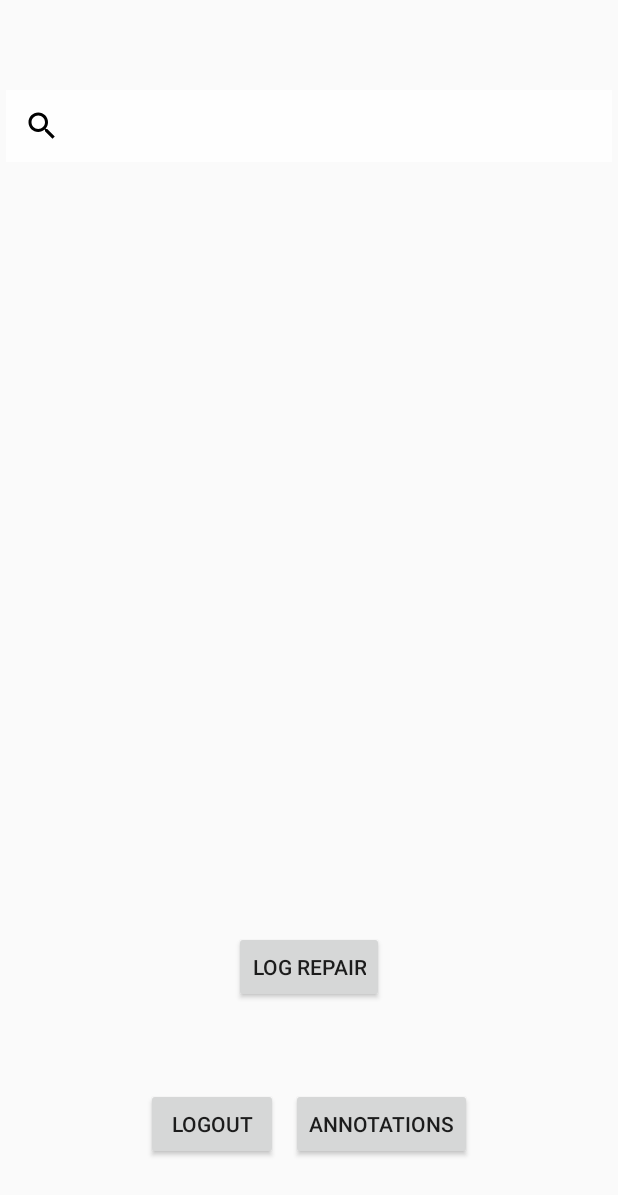
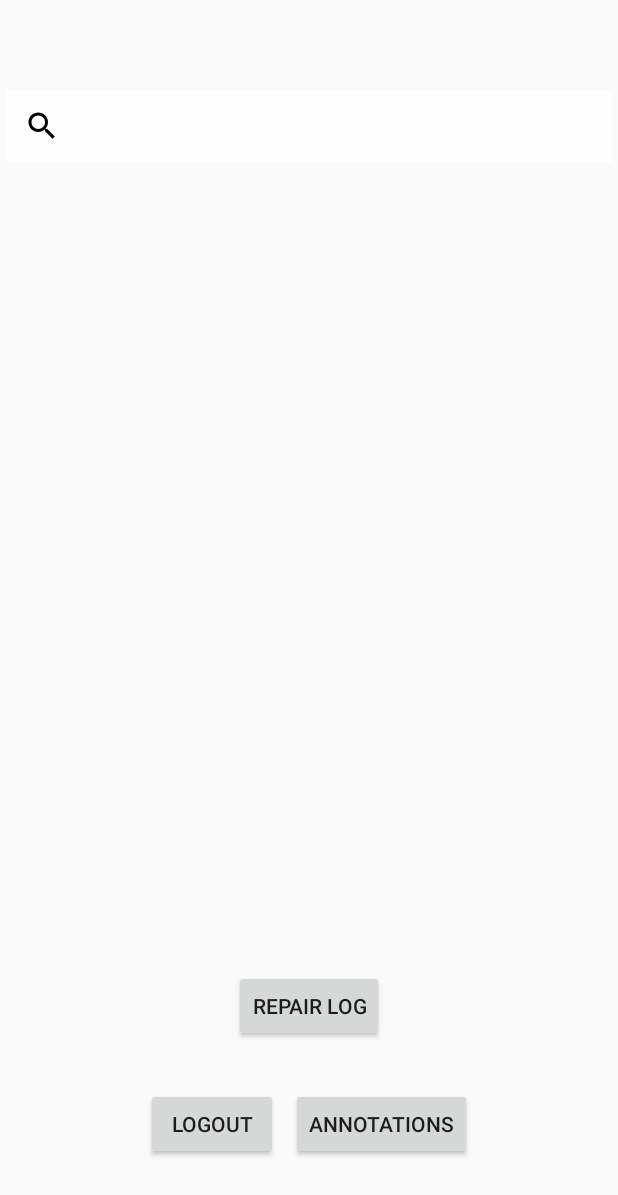
Before and after one commit to Josie19/CoyoteQuest, an Android app: the layout logout.xml on its own in the app's theme, with its tools: preview values and no code run, on a phone screen of 412 x 824 dp. Shown: the top 1195 px of the screen. Run offline under Robolectric (Android 15) with nearby library versions, the phone set to English and light mode, and no system bars.

Commit message:
final project

```diff
--- a/app/build.gradle
+++ b/app/build.gradle
@@ -1,5 +1,5 @@
 apply plugin: 'com.android.application'
-apply plugin: 'com.google.gms.google-services'
+
 
 android {
     compileSdkVersion 28
--- a/app/src/main/res/layout/logout.xml
+++ b/app/src/main/res/layout/logout.xml
@@ -52,11 +52,11 @@
         android:id="@+id/repairlog"
         android:layout_width="wrap_content"
         android:layout_height="wrap_content"
-        android:text="Log Repair"
+        android:text="@string/repairlog"
         app:layout_constraintBottom_toBottomOf="parent"
         app:layout_constraintEnd_toEndOf="parent"
-        app:layout_constraintHorizontal_bias="0.50"
         app:layout_constraintStart_toStartOf="parent"
         app:layout_constraintTop_toTopOf="parent"
-        app:layout_constraintVertical_bias="0.80" />
+        app:layout_constraintVertical_bias="0.833" />
+
 </android.support.constraint.ConstraintLayout>
```
